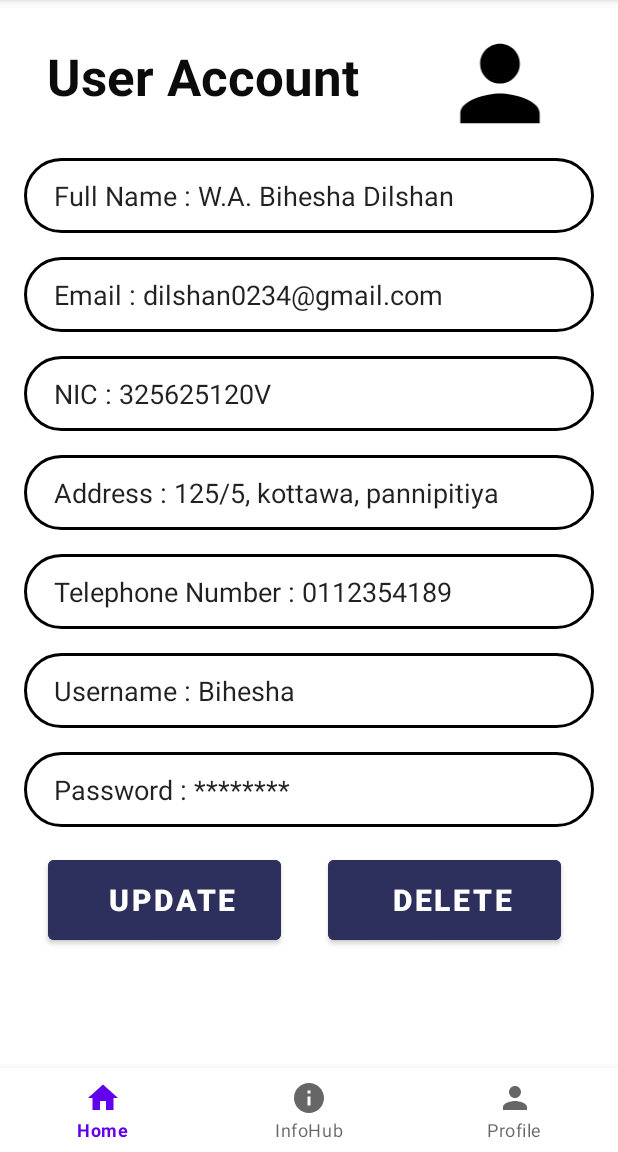
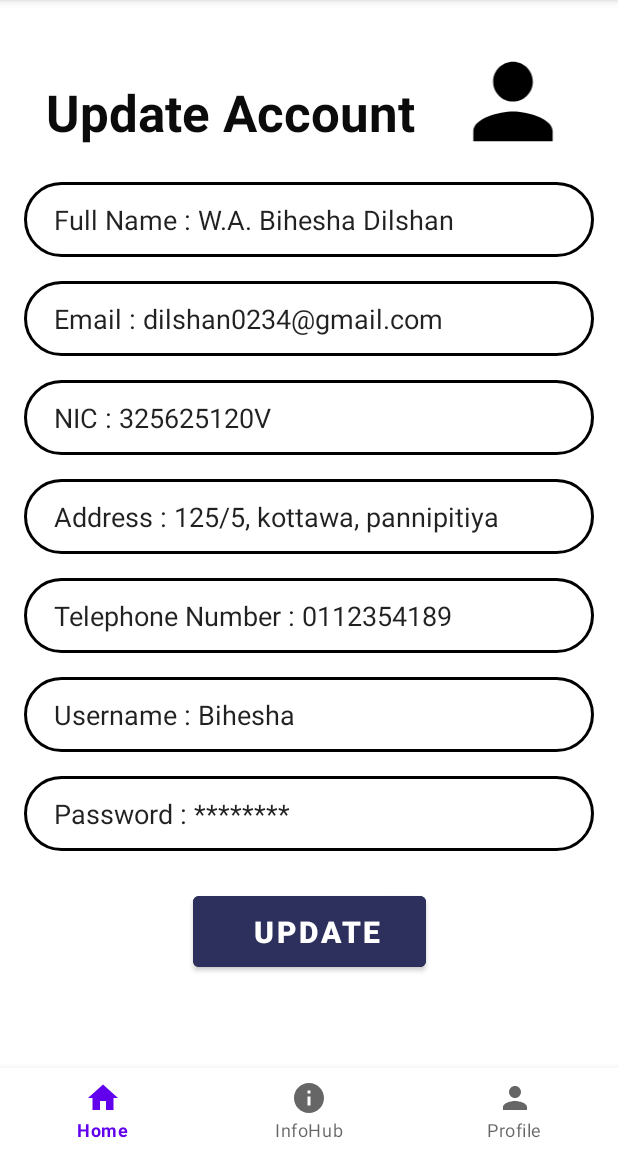
Before and after one commit to teshanj7/CashInPawn, an Android app: the screen it shows after launch (ViewProfile before the commit, UpdateProfile after it), on a phone screen of 412 x 824 dp, the part 84-1236 px from its top. Run offline under Robolectric (Android 15) with nearby library versions, the phone set to English and light mode, and no system bars; Roboto replaces fonts that are not available here.

Commit message:
Update profile!

```diff
--- a/app/src/main/AndroidManifest.xml
+++ b/app/src/main/AndroidManifest.xml
@@ -12,23 +12,25 @@
         android:theme="@style/Theme.PawningSystem"
         tools:targetApi="31">
         <activity
-            android:name=".ViewProfile"
+            android:name=".UpdateProfile"
             android:exported="true">
             <intent-filter>
                 <action android:name="android.intent.action.MAIN" />
 
                 <category android:name="android.intent.category.LAUNCHER" />
             </intent-filter>
+        </activity>
+        <activity
+            android:name=".ViewProfile"
+            android:exported="false">
 
         </activity>
         <activity
             android:name=".Login"
-            android:exported="false">
-
-        </activity>
+            android:exported="false"></activity>
         <activity
             android:name=".Index"
-            android:exported="false"></activity>
+            android:exported="false" />
         <activity
             android:name=".ActivityDashBoard"
             android:exported="false" />
--- /dev/null
+++ b/app/src/main/java/com/example/pawningsystem/UpdateProfile.kt
@@ -0,0 +1,11 @@
+package com.example.pawningsystem
+
+import androidx.appcompat.app.AppCompatActivity
+import android.os.Bundle
+
+class UpdateProfile : AppCompatActivity() {
+    override fun onCreate(savedInstanceState: Bundle?) {
+        super.onCreate(savedInstanceState)
+        setContentView(R.layout.activity_update_profile)
+    }
+}
--- /dev/null
+++ b/app/src/main/res/layout/activity_update_profile.xml
@@ -0,0 +1,212 @@
+<?xml version="1.0" encoding="utf-8"?>
+<androidx.constraintlayout.widget.ConstraintLayout xmlns:android="http://schemas.android.com/apk/res/android"
+    xmlns:app="http://schemas.android.com/apk/res-auto"
+    xmlns:tools="http://schemas.android.com/tools"
+    android:layout_width="match_parent"
+    android:layout_height="match_parent"
+    tools:context=".UpdateProfile">
+
+    <FrameLayout
+        android:layout_width="0dp"
+        android:layout_height="0dp"
+        app:layout_constraintBottom_toTopOf="@+id/bottomNavigationView"
+        app:layout_constraintEnd_toEndOf="parent"
+        app:layout_constraintStart_toStartOf="parent"
+        app:layout_constraintTop_toTopOf="parent">
+
+        <ScrollView
+            android:layout_width="match_parent"
+            android:layout_height="match_parent">
+
+            <androidx.constraintlayout.widget.ConstraintLayout
+                android:layout_width="match_parent"
+                android:layout_height="match_parent">
+
+                <TextView
+                    android:id="@+id/dele_Acc"
+                    android:layout_width="wrap_content"
+                    android:layout_height="wrap_content"
+                    android:layout_marginTop="52dp"
+                    android:layout_marginEnd="120dp"
+                    android:text="@string/upd_Acc"
+                    android:textAlignment="center"
+                    android:textColor="#0B0B0B"
+                    android:textSize="34sp"
+                    android:textStyle="bold"
+                    app:layout_constraintEnd_toEndOf="parent"
+                    app:layout_constraintHorizontal_bias="0.666"
+                    app:layout_constraintStart_toStartOf="parent"
+                    app:layout_constraintTop_toTopOf="parent" />
+
+                <EditText
+                    android:id="@+id/dele_name"
+                    android:layout_width="380dp"
+                    android:layout_height="50dp"
+                    android:layout_marginStart="32dp"
+                    android:layout_marginTop="24dp"
+                    android:layout_marginEnd="32dp"
+                    android:background="@drawable/input_bg"
+                    android:drawablePadding="10dp"
+                    android:ems="10"
+                    android:inputType="textPersonName"
+                    android:paddingLeft="20dp"
+                    android:paddingTop="10dp"
+                    android:paddingRight="10dp"
+                    android:paddingBottom="10dp"
+                    android:text="@string/name_Acc"
+                    app:layout_constraintEnd_toEndOf="parent"
+                    app:layout_constraintStart_toStartOf="parent"
+                    app:layout_constraintTop_toBottomOf="@+id/dele_Acc" />
+
+                <EditText
+                    android:id="@+id/dele_email"
+                    android:layout_width="380dp"
+                    android:layout_height="50dp"
+                    android:layout_marginTop="16dp"
+                    android:background="@drawable/input_bg"
+                    android:drawablePadding="10dp"
+                    android:ems="10"
+                    android:inputType="textPersonName"
+                    android:paddingLeft="20dp"
+                    android:paddingTop="10dp"
+                    android:paddingRight="10dp"
+                    android:paddingBottom="10dp"
+                    android:text="@string/email_Acc"
+                    app:layout_constraintEnd_toEndOf="@+id/dele_name"
+                    app:layout_constraintStart_toStartOf="@+id/dele_name"
+                    app:layout_constraintTop_toBottomOf="@+id/dele_name" />
+
+                <EditText
+                    android:id="@+id/dele_nic"
+                    android:layout_width="380dp"
+                    android:layout_height="50dp"
+                    android:layout_marginTop="16dp"
+                    android:background="@drawable/input_bg"
+                    android:drawablePadding="10dp"
+                    android:ems="10"
+                    android:inputType="textPersonName"
+                    android:paddingLeft="20dp"
+                    android:paddingTop="10dp"
+                    android:paddingRight="10dp"
+                    android:paddingBottom="10dp"
+                    android:text="@string/nic_Acc"
+                    app:layout_constraintEnd_toEndOf="@+id/dele_email"
+                    app:layout_constraintStart_toStartOf="@+id/dele_email"
+                    app:layout_constraintTop_toBottomOf="@+id/dele_email" />
+
+                <EditText
+                    android:id="@+id/dele_add"
+                    android:layout_width="380dp"
+                    android:layout_height="50dp"
+                    android:layout_marginTop="16dp"
+                    android:background="@drawable/input_bg"
+                    android:drawablePadding="10dp"
+                    android:ems="10"
+                    android:inputType="textPersonName"
+                    android:paddingLeft="20dp"
+                    android:paddingTop="10dp"
+                    android:paddingRight="10dp"
+                    android:paddingBottom="10dp"
+                    android:text="@string/add_Acc"
+                    app:layout_constraintEnd_toEndOf="@+id/dele_nic"
+                    app:layout_constraintHorizontal_bias="1.0"
+                    app:layout_constraintStart_toStartOf="@+id/dele_nic"
+                    app:layout_constraintTop_toBottomOf="@+id/dele_nic" />
+
+                <EditText
+                    android:id="@+id/dele_tele"
+                    android:layout_width="380dp"
+                    android:layout_height="50dp"
+                    android:layout_marginTop="16dp"
+                    android:background="@drawable/input_bg"
+                    android:drawablePadding="10dp"
+                    android:ems="10"
+                    android:inputType="textPersonName"
+                    android:paddingLeft="20dp"
+                    android:paddingTop="10dp"
+                    android:paddingRight="10dp"
+                    android:paddingBottom="10dp"
+                    android:text="@string/tele_Acc"
+                    app:layout_constraintEnd_toEndOf="@+id/dele_add"
+                    app:layout_constraintStart_toStartOf="@+id/dele_add"
+                    app:layout_constraintTop_toBottomOf="@+id/dele_add" />
+
+                <EditText
+                    android:id="@+id/dele_user"
+                    android:layout_width="380dp"
+                    android:layout_height="50dp"
+                    android:layout_marginTop="16dp"
+                    android:background="@drawable/input_bg"
+                    android:drawablePadding="10dp"
+                    android:ems="10"
+                    android:inputType="textPersonName"
+                    android:paddingLeft="20dp"
+                    android:paddingTop="10dp"
+                    android:paddingRight="10dp"
+                    android:paddingBottom="10dp"
+                    android:text="@string/user_view"
+                    app:layout_constraintEnd_toEndOf="@+id/dele_tele"
+                    app:layout_constraintHorizontal_bias="0.0"
+                    app:layout_constraintStart_toStartOf="@+id/dele_tele"
+                    app:layout_constraintTop_toBottomOf="@+id/dele_tele" />
+
+                <EditText
+                    android:id="@+id/dele_pass"
+                    android:layout_width="380dp"
+                    android:layout_height="50dp"
+                    android:layout_marginTop="16dp"
+                    android:background="@drawable/input_bg"
+                    android:ems="10"
+                    android:inputType="text"
+                    android:paddingLeft="20dp"
+                    android:paddingTop="10dp"
+                    android:paddingRight="10dp"
+                    android:paddingBottom="10dp"
+                    android:text="@string/pass_Acc"
+                    app:layout_constraintEnd_toEndOf="@+id/dele_user"
+                    app:layout_constraintHorizontal_bias="0.0"
+                    app:layout_constraintStart_toStartOf="@+id/dele_user"
+                    app:layout_constraintTop_toBottomOf="@+id/dele_user" />
+
+                <Button
+                    android:id="@+id/dele_button"
+                    android:layout_width="@dimen/view_btn_update"
+                    android:layout_height="@dimen/view_btn_update_height"
+                    android:layout_marginTop="24dp"
+                    android:backgroundTint="@color/NavyBlueTheme"
+                    android:paddingLeft="20dp"
+                    android:paddingTop="10dp"
+                    android:paddingRight="10dp"
+                    android:paddingBottom="10dp"
+                    android:text="@string/upd_button"
+                    android:textAlignment="center"
+                    android:textSize="20sp"
+                    android:textStyle="bold"
+                    app:layout_constraintEnd_toEndOf="@+id/dele_pass"
+                    app:layout_constraintStart_toStartOf="@+id/dele_pass"
+                    app:layout_constraintTop_toBottomOf="@+id/dele_pass" />
+
+                <ImageView
+                    android:id="@+id/upd_image"
+                    android:layout_width="@dimen/view_logo"
+                    android:layout_height="@dimen/view_logo_height"
+                    android:layout_marginTop="28dp"
+                    android:layout_marginEnd="28dp"
+                    app:layout_constraintEnd_toEndOf="parent"
+                    app:layout_constraintTop_toTopOf="parent"
+                    app:srcCompat="@drawable/baseline_person_24" />
+
+
+            </androidx.constraintlayout.widget.ConstraintLayout>
+        </ScrollView>
+    </FrameLayout>
+
+    <com.google.android.material.bottomnavigation.BottomNavigationView
+        android:id="@+id/bottomNavigationView"
+        android:layout_width="match_parent"
+        android:layout_height="wrap_content"
+        app:layout_constraintBottom_toBottomOf="parent"
+        app:layout_constraintEnd_toEndOf="parent"
+        app:layout_constraintStart_toStartOf="parent"
+        app:menu="@menu/bottom_navmenu"/>
+</androidx.constraintlayout.widget.ConstraintLayout>
--- a/app/src/main/res/values/strings.xml
+++ b/app/src/main/res/values/strings.xml
@@ -68,4 +68,8 @@
     <string name="btn_update">Update</string>
     <string name="btn_dele_Acc">Delete</string>
 
+    <!--update account page-->
+    <string name="upd_Acc">Update Account</string>
+    <string name="upd_button">Update</string>
+
 </resources>
```
